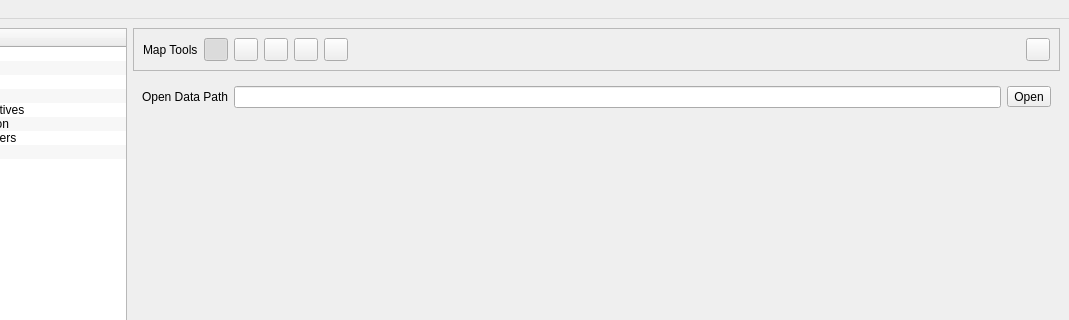
The window that irs/src/gui/wfipsmainwindow.ui (firelab/wfips) describes before a commit, drawn with Qt 5; both pictures show x 138 to 1207 and y 0 to 320 of the 1207 by 806 pixel window.
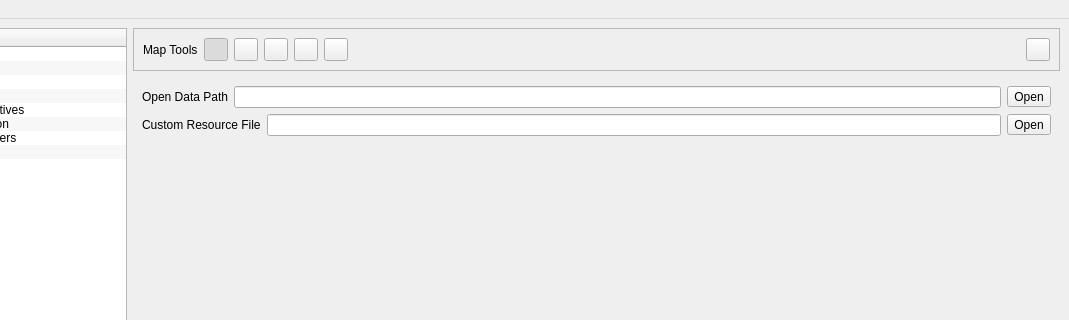
The same window after the commit. The open tabs and pages were chosen to show the change.

Commit message: initial read custom resource

```diff
--- a/irs/src/gui/wfipsmainwindow.ui
+++ b/irs/src/gui/wfipsmainwindow.ui
@@ -336,6 +336,34 @@
             </item>
            </layout>
           </item>
+          <item>
+           <layout class="QHBoxLayout" name="horizontalLayout_34">
+            <item>
+             <widget class="QLabel" name="label_28">
+              <property name="text">
+               <string>Custom Resource File</string>
+              </property>
+             </widget>
+            </item>
+            <item>
+             <widget class="QLineEdit" name="openRescDbLineEdit">
+              <property name="readOnly">
+               <bool>true</bool>
+              </property>
+             </widget>
+            </item>
+            <item>
+             <widget class="QToolButton" name="openRescDbButton">
+              <property name="toolTip">
+               <string>Open the main path for WFIPS</string>
+              </property>
+              <property name="text">
+               <string>Open</string>
+              </property>
+             </widget>
+            </item>
+           </layout>
+          </item>
           <item>
            <spacer name="verticalSpacer_7">
             <property name="orientation">
```
The commit also changes 5 other files.
